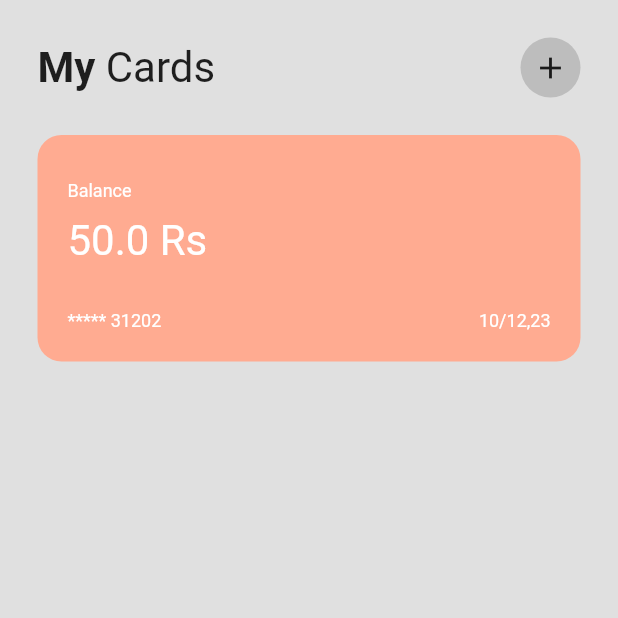
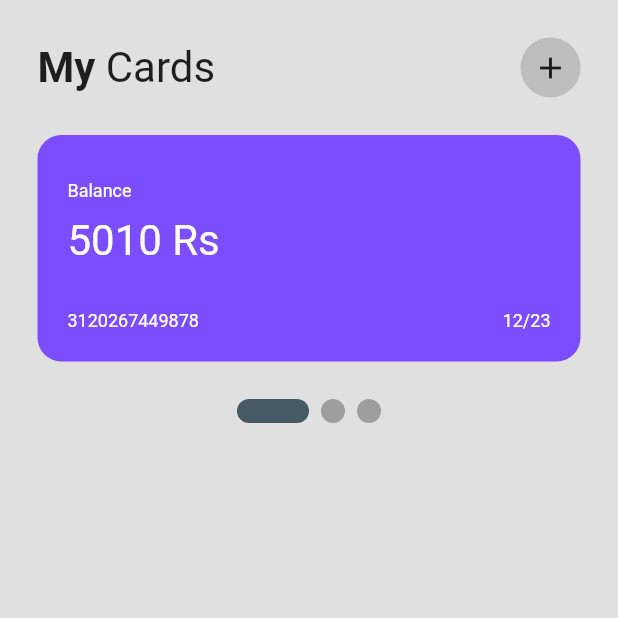
Before and after one commit to expensive-garbage/AhnAne007-wallet_aap_ui_flutter, a Flutter app: the screen it shows after launch, on a phone screen of 412 x 824 dp, the top half of it. Run offline on Flutter 3.47's test engine with Material 2 defaults, Android fonts, the phone set to English and light mode, and no system bars; drawn by our look-alikes of smooth_page_indicator.

Commit message:
Added CardModelClass

```diff
--- /dev/null
+++ b/lib/model/model_class_card.dart
@@ -0,0 +1,48 @@
+import 'package:flutter/material.dart';
+
+class CardModelClass {
+  int? _expiryMonth;
+  int? _expiryYear;
+  int? _balance;
+  int? _accountNumber;
+  final color;
+
+  CardModelClass(
+      this._expiryMonth,
+      this._expiryYear,
+      this._balance,
+      this._accountNumber,
+      this.color);
+
+  int? getAccountNumber() {
+    return _accountNumber;
+  }
+
+  void setAccountNumber(int value) {
+    _accountNumber = value;
+  }
+
+  int? getBalance() {
+    return _balance;
+  }
+
+  void setBalance(int value) {
+    _balance = value;
+  }
+
+  int? getExpiryYear() {
+    return _expiryYear;
+  }
+
+  void setExpiryYear(int value) {
+    _expiryYear = value;
+  }
+
+  int? getExpiryMonth() {
+    return _expiryMonth;
+  }
+
+  void setExpiryMonth(int value) {
+    _expiryMonth = value;
+  }
+}
--- a/lib/pages/home_page.dart
+++ b/lib/pages/home_page.dart
@@ -1,14 +1,20 @@
 import 'package:flutter/material.dart';
+import 'package:smooth_page_indicator/smooth_page_indicator.dart';
+import 'package:wallet_app_ui/model/model_class_card.dart';
 import 'package:wallet_app_ui/utils/card.dart';
 
 class HomePage extends StatefulWidget {
   const HomePage({Key? key}) : super(key: key);
+
 
   @override
   State<HomePage> createState() => _HomePageState();
 }
 
 class _HomePageState extends State<HomePage> {
+  final _controller = PageController();
+  late Future<List<CardModelClass>> cardList;
+
   @override
   Widget build(BuildContext context) {
     return Scaffold(
@@ -56,14 +62,36 @@ class _HomePageState extends State<HomePage> {
               height: 151,
               //color: Colors.red,
               child: PageView(
+                controller: _controller,
                 scrollDirection: Axis.horizontal,
                 children: [
-                  AccountCard(),
-                  AccountCard(),
-                  AccountCard(),
+                  CardWidget(
+                    cardObject: CardModelClass(
+                        12, 23, 5010, 3120267449878, Colors.deepPurpleAccent),
+                  ),
+                  CardWidget(
+                    cardObject: CardModelClass(
+                        12, 23, 7090, 3120267449878, Colors.orange),
+                  ),
+                  CardWidget(
+                    cardObject: CardModelClass(
+                        12, 23, 1567, 3120267449878, Colors.lightGreen),
+                  ),
                 ],
               ),
             ),
+            SizedBox(
+              height: 25,
+            ),
+            // A controller directly related to the showing options of it
+            SmoothPageIndicator(
+              controller: _controller,
+              count: 3,
+              effect: ExpandingDotsEffect(
+                activeDotColor: Colors.blueGrey.shade700,
+              ),
+            ),
+
             //row of options
 
             //column of options
--- a/lib/utils/card.dart
+++ b/lib/utils/card.dart
@@ -1,7 +1,12 @@
 import 'package:flutter/material.dart';
+import 'package:wallet_app_ui/model/model_class_card.dart';
 
-class AccountCard extends StatelessWidget {
-  const AccountCard({Key? key}) : super(key: key);
+import '../model/model_class_card.dart';
+import '../model/model_class_card.dart';
+
+class CardWidget extends StatelessWidget {
+  final CardModelClass cardObject;
+  const CardWidget({Key? key, required this.cardObject}) : super(key: key);
 
   @override
   Widget build(BuildContext context) {
@@ -11,7 +16,7 @@ class AccountCard extends StatelessWidget {
         padding: EdgeInsets.all(20),
         width: 300,
         decoration: BoxDecoration(
-          color: Colors.deepOrange[200],
+          color: cardObject.color,
           borderRadius: BorderRadius.circular(16),
         ),
         child: Column(
@@ -31,7 +36,7 @@ class AccountCard extends StatelessWidget {
               height: 10,
             ),
             Text(
-              "50.0 Rs",
+              cardObject.getBalance().toString() + " Rs",
               style: TextStyle(
                 fontSize: 28,
                 color: Colors.white,
@@ -44,14 +49,14 @@ class AccountCard extends StatelessWidget {
               mainAxisAlignment: MainAxisAlignment.spaceBetween,
               children: [
                 Text(
-                  "***** 31202",
+                  cardObject.getAccountNumber().toString(),
                   style: TextStyle(
                     fontSize: 12,
                     color: Colors.white,
                   ),
                 ),
                 Text(
-                  "10/12,23",
+                  cardObject.getExpiryMonth().toString() +"/"+ cardObject.getExpiryYear().toString(),
                   style: TextStyle(
                     fontSize: 12,
                     color: Colors.white,
--- a/pubspec.yaml
+++ b/pubspec.yaml
@@ -35,6 +35,7 @@ dependencies:
   # The following adds the Cupertino Icons font to your application.
   # Use with the CupertinoIcons class for iOS style icons.
   cupertino_icons: ^1.0.2
+  smooth_page_indicator: ^1.1.0
 
 dev_dependencies:
   flutter_test:
```
Also changed, not shown: pubspec.lock.
